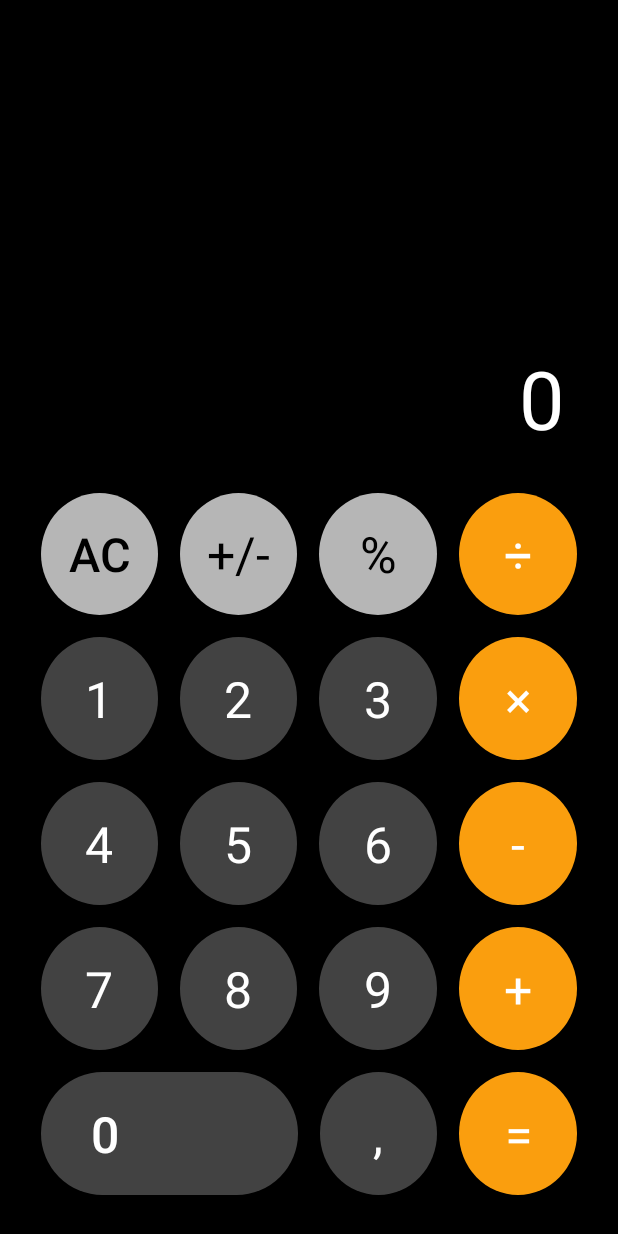
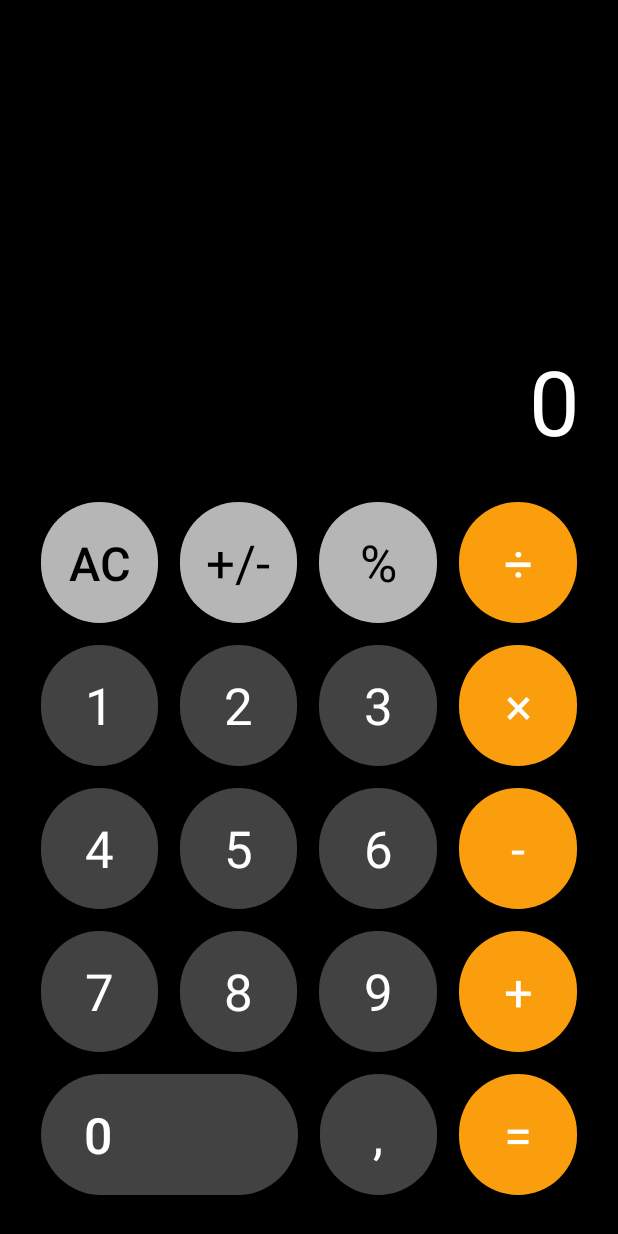
Before and after one commit to Kashkulak/Calculator, an Android app: the screen it shows after launch (MainActivity), on a phone screen of 412 x 824 dp. Run offline under Robolectric (Android 15) with nearby library versions, the phone set to English and light mode, and no system bars.

Commit message:
Апгрейд нового уровня

```diff
--- a/app/src/main/java/com/example/calculator/MainActivity.java
+++ b/app/src/main/java/com/example/calculator/MainActivity.java
@@ -1,27 +1,56 @@
 package com.example.calculator;
 
+import androidx.annotation.NonNull;
 import androidx.appcompat.app.AppCompatActivity;
 
 import android.annotation.SuppressLint;
 import android.os.Bundle;
+import android.util.Log;
 import android.view.View;
+import android.widget.EditText;
 import android.widget.TextView;
 
 
 public class MainActivity extends AppCompatActivity {
 
     TextView panel;
-    private double result, firstNumber, secondNumber;
-    private String operation;
+    private String operation = "";
+    private boolean isOperation = false;
     private String intermediateNumber = "";
-    boolean isOperation = false;
+    private double firstNumber, secondNumber, result;
+    private static final String SAVED_STRING = "saved_string";
+
 
     @Override
     protected void onCreate(Bundle savedInstanceState) {
         super.onCreate(savedInstanceState);
         setContentView(R.layout.activity_main);
+        Log.d("ololo", "onCreate");
+        Log.d("ololo", "intermediateNumber: " + intermediateNumber);
+
         panel = findViewById(R.id.panel);
     }
+
+
+    @Override
+    protected void onRestoreInstanceState(@NonNull Bundle savedInstanceState) {
+        super.onRestoreInstanceState(savedInstanceState);
+        panel.setText(savedInstanceState.getString("result"));
+        firstNumber = savedInstanceState.getDouble("firstNumber");
+        operation = savedInstanceState.getString("operation");
+        intermediateNumber = savedInstanceState.getString("intermediateNumber");
+
+    }
+
+    @Override
+    protected void onSaveInstanceState(@NonNull Bundle outState) {
+        super.onSaveInstanceState(outState);
+        outState.putString("result", panel.getText().toString());
+        outState.putDouble("firstNumber", firstNumber);
+        outState.putString("intermediateNumber", intermediateNumber);
+        outState.putString("operation", operation);
+    }
+
 
     public void onClick_buttonTyping(View view) {
         if (isOperation) {
@@ -142,11 +171,9 @@ public class MainActivity extends AppCompatActivity {
                         case "+":
                             result = firstNumber + secondNumber;
                             break;
-
                         case "-":
                             result = firstNumber - secondNumber;
                             break;
-
                         case "*":
                             result = firstNumber * secondNumber;
                             break;
--- a/app/src/main/res/drawable/btn.xml
+++ b/app/src/main/res/drawable/btn.xml
@@ -1,7 +1,11 @@
 <?xml version="1.0" encoding="utf-8"?>
 <shape xmlns:android="http://schemas.android.com/apk/res/android"
 
-    android:shape="oval">
+    >
+    <!--    android:shape="oval"-->
+    <corners android:radius="180dp" />
+
+
 
 
     <gradient android:startColor="#424242"
--- a/app/src/main/res/drawable/gray_button.xml
+++ b/app/src/main/res/drawable/gray_button.xml
@@ -1,7 +1,9 @@
 <?xml version="1.0" encoding="utf-8"?>
 <shape xmlns:android="http://schemas.android.com/apk/res/android"
+>
+<!--    android:shape="oval">-->
+    <corners android:radius="180dp" />
 
-    android:shape="oval">
 
 
     <gradient android:startColor="#B6B6B6"
--- a/app/src/main/res/drawable/operation.xml
+++ b/app/src/main/res/drawable/operation.xml
@@ -1,7 +1,8 @@
 <?xml version="1.0" encoding="utf-8"?>
 <shape xmlns:android="http://schemas.android.com/apk/res/android"
-
-    android:shape="oval">
+>
+<!--    android:shape="oval">-->
+    <corners android:radius="180dp" />
 
 
     <gradient android:startColor="#FA9E0E"
--- /dev/null
+++ b/app/src/main/res/drawable/run.xml
@@ -0,0 +1,5 @@
+<?xml version="1.0" encoding="utf-8"?>
+<shape xmlns:android="http://schemas.android.com/apk/res/android">
+    <corners android:radius="250dp"/>
+    <solid android:color="@color/colorPrimary"/>
+</shape>
--- /dev/null
+++ b/app/src/main/res/layout-land/activity_main.xml
@@ -0,0 +1,218 @@
+<?xml version="1.0" encoding="utf-8"?>
+<LinearLayout
+    xmlns:android="http://schemas.android.com/apk/res/android"
+    xmlns:tools="http://schemas.android.com/tools"
+    android:layout_width="match_parent"
+    android:layout_height="match_parent"
+    android:background="@android:color/black"
+    android:orientation="vertical"
+    tools:context=".MainActivity">
+
+    <TextView
+        android:id="@+id/panel"
+        android:layout_width="match_parent"
+        android:layout_height="0dp"
+        android:layout_weight="0.28"
+        android:hint="@string/_0"
+        android:textColorHint="@android:color/white"
+        android:paddingEnd="35dp"
+        android:gravity="right|bottom"
+        android:textColor="@android:color/white"
+        android:textSize="54sp"
+        tools:ignore="MissingConstraints,RtlHardcoded,RtlSymmetry">
+    </TextView>
+
+
+
+
+
+
+        <LinearLayout
+            android:layout_width="match_parent"
+            android:layout_height="1dp"
+            android:layout_marginBottom="5dp"
+            android:orientation="vertical"
+            android:layout_weight="1"
+            tools:ignore="MissingConstraints">
+
+            <LinearLayout
+                android:layout_width="match_parent"
+                android:layout_height="0dp"
+                android:orientation="horizontal"
+                android:layout_weight="1">
+
+                <Button
+                    android:id="@+id/cleaning"
+                    android:layout_margin="7dp"
+                    android:textSize="31sp"
+                    android:textColor="@android:color/black"
+                    android:onClick="onClick_buttonTyping"
+                    android:background="@drawable/gray_button"
+                    android:text="AC"
+                    android:layout_height="match_parent"
+                    android:layout_width="0dp"
+                    android:layout_weight="1" />
+
+                <Button
+                    android:id="@+id/hz"
+                    style="@style/gray_btn"
+                    android:background="@drawable/gray_button"
+                    android:text="+/-" />
+
+                <Button
+                    android:id="@+id/percent"
+                    style="@style/gray_btn"
+                    android:background="@drawable/gray_button"
+                    android:text="%" />
+
+                <Button
+                    android:id="@+id/subtraction"
+                    style="@style/operation"
+                    android:background="@drawable/operation"
+                    android:text="÷" />
+
+
+            </LinearLayout>
+
+
+            <LinearLayout
+                android:layout_width="match_parent"
+                android:layout_height="0dp"
+                android:layout_weight="1">
+
+                <Button
+                    android:id="@+id/one"
+                    style="@style/btn"
+                    android:background="@drawable/btn"
+                    android:text="1" />
+
+                <Button
+                    android:id="@+id/two"
+                    style="@style/btn"
+                    android:background="@drawable/btn"
+                    android:text="2" />
+
+                <Button
+                    android:id="@+id/three"
+                    style="@style/btn"
+                    android:background="@drawable/btn"
+                    android:text="@string/_3" />
+
+                <Button
+                    android:id="@+id/multiply"
+                    style="@style/operation"
+                    android:background="@drawable/operation"
+                    android:text="×" />
+
+            </LinearLayout>
+
+            <LinearLayout
+                android:layout_weight="1"
+                android:layout_width="match_parent"
+                android:layout_height="0dp">
+
+                <Button
+                    android:id="@+id/four"
+                    style="@style/btn"
+                    android:background="@drawable/btn"
+                    android:text="4" />
+
+                <Button
+                    android:id="@+id/five"
+                    style="@style/btn"
+                    android:background="@drawable/btn"
+                    android:text="5" />
+
+                <Button
+                    android:id="@+id/six"
+                    style="@style/btn"
+                    android:background="@drawable/btn"
+                    android:text="6" />
+
+                <Button
+                    android:id="@+id/minus"
+                    style="@style/operation"
+                    android:background="@drawable/operation"
+                    android:text="-" />
+
+
+            </LinearLayout>
+
+            <LinearLayout
+                android:layout_width="match_parent"
+                android:layout_height="0dp"
+                android:layout_weight="1">
+
+
+                <Button
+                    android:id="@+id/seven"
+                    style="@style/btn"
+                    android:background="@drawable/btn"
+                    android:text="7" />
+
+                <Button
+                    android:id="@+id/eight"
+                    style="@style/btn"
+                    android:background="@drawable/btn"
+                    android:text="8" />
+
+                <Button
+                    android:id="@+id/nine"
+                    style="@style/btn"
+                    android:background="@drawable/btn"
+                    android:text="9" />
+
+                <Button
+                    android:id="@+id/plus"
+                    style="@style/operation"
+                    android:background="@drawable/operation"
+                    android:text="+" />
+
+            </LinearLayout>
+
+            <LinearLayout
+                android:layout_width="match_parent"
+                android:layout_height="0dp"
+                android:layout_weight="1">
+
+
+                <Button
+                    android:id="@+id/zero"
+                    android:layout_margin="7dp"
+                    android:layout_height="match_parent"
+                    android:layout_width="0dp"
+                    android:paddingStart="-214dp"
+                    android:background="@drawable/btn_zero"
+                    android:onClick="onClick_buttonTyping"
+                    android:text="0"
+                    android:layout_weight="2.08"
+                    android:textColor="@android:color/white"
+                    android:textSize="33sp" />
+
+                <Button
+                    android:id="@+id/comma"
+                    style="@style/btn"
+                    android:background="@drawable/btn"
+                    android:text="," />
+
+
+                <Button
+                    android:id="@+id/equal"
+                    style="@style/operation"
+                    android:background="@drawable/operation"
+                    android:text="=" />
+
+
+            </LinearLayout>
+
+        </LinearLayout>
+
+
+
+
+
+
+
+
+
+</LinearLayout>
--- a/app/src/main/res/layout/activity_main.xml
+++ b/app/src/main/res/layout/activity_main.xml
@@ -15,22 +15,19 @@
         android:layout_width="match_parent"
         android:layout_height="0dp"
         android:layout_weight="1"
+        android:gravity="end|bottom"
         android:hint="@string/_0"
+        android:paddingEnd="25sp"
+        android:textColor="@android:color/white"
         android:textColorHint="@android:color/white"
-        android:paddingEnd="35dp"
-        android:gravity="right|bottom"
-        android:textColor="@android:color/white"
-        android:textSize="54sp">
-    </TextView>
-
-
+        android:textSize="60sp" />
 
     <LinearLayout
         android:layout_margin="20dp"
         android:layout_width="wrap_content"
         android:layout_height="0dp"
         android:orientation="vertical"
-        android:layout_weight="1.6">
+        android:layout_weight="1.55">
 
         <LinearLayout
             android:layout_width="match_parent"
@@ -178,11 +175,11 @@
                 android:layout_margin="7dp"
                 android:layout_height="match_parent"
                 android:layout_width="0dp"
-                android:paddingStart="-85.99999dp"
+                android:paddingStart="-95dp"
                 android:background="@drawable/btn_zero"
                 android:onClick="onClick_buttonTyping"
                 android:text="0"
-                android:layout_weight="2.19"
+                android:layout_weight="2.1895"
                 android:textColor="@android:color/white"
                 android:textSize="33sp" />
 
--- a/app/src/main/res/values/styles.xml
+++ b/app/src/main/res/values/styles.xml
@@ -5,14 +5,15 @@
         <item name="colorPrimary">@color/colorPrimary</item>
         <item name="colorPrimaryDark">@color/colorPrimaryDark</item>
         <item name="colorAccent">@color/colorAccent</item>
+        <item name="android:windowFullscreen">true</item>
     </style>
 
 
     <style name="btn" parent="Theme.AppCompat.Light.DarkActionBar">
         <item name="colorPrimary">@color/colorPrimary</item>
         <item name="android:layout_margin"> 7dp </item>
+        <item name="android:textSize">34sp</item>
         <item name="android:textColor">@android:color/white</item>
-        <item name="android:textSize">33sp</item>
         <item name="android:layout_width"> 0dp </item>
         <item name="android:layout_height"> match_parent </item>
         <item name="android:layout_weight">1</item>
@@ -24,7 +25,7 @@
         <item name="colorPrimary">@color/colorPrimary</item>
         <item name="android:layout_margin"> 7dp </item>
         <item name="android:textColor">@android:color/black</item>
-        <item name="android:textSize">33sp</item>
+       <item name="android:textSize">34sp</item>
         <item name="android:layout_width"> 0dp </item>
         <item name="android:layout_height"> match_parent </item>
         <item name="android:onClick">Logic_onClick_buttonTyping</item>
@@ -35,7 +36,7 @@
         <item name="colorPrimary">@color/colorPrimary</item>
         <item name="android:layout_margin"> 7dp </item>
         <item name="android:textColor">@android:color/white</item>
-        <item name="android:textSize">33sp</item>
+        <item name="android:textSize">34sp</item>
         <item name="android:layout_width"> 0dp </item>
         <item name="android:layout_height"> match_parent </item>
         <item name="android:layout_weight">1</item>
```
